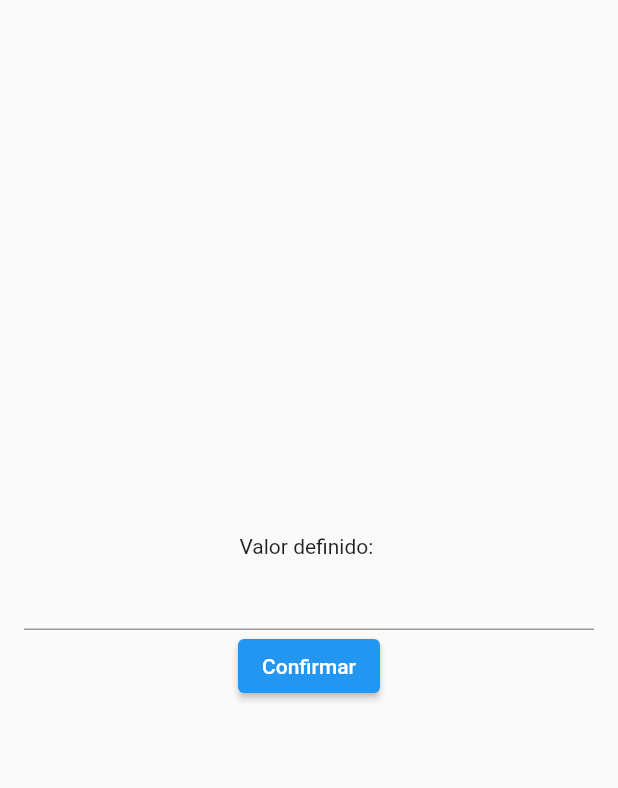
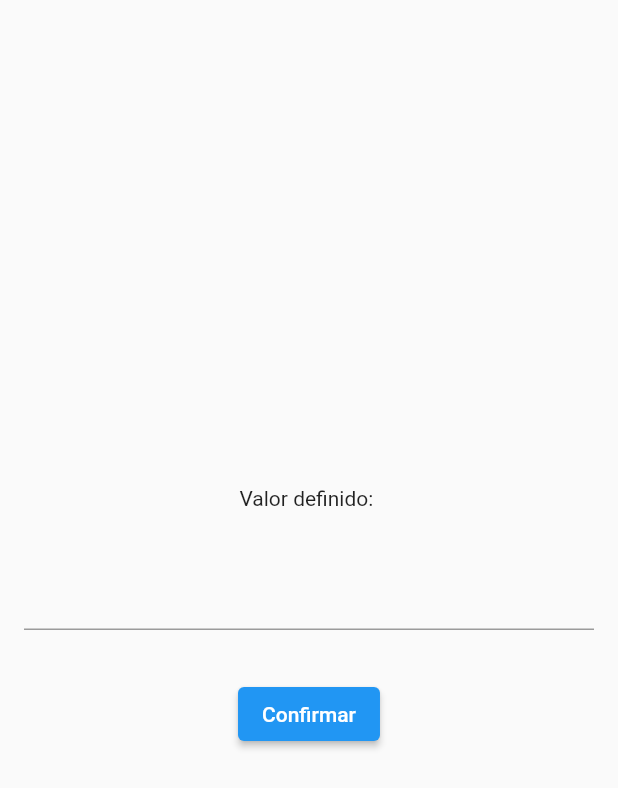
Before and after one commit to eliezerantonio/getx_example, a Flutter app: the screen it shows after launch, on a phone screen of 412 x 824 dp. Shown: the top 788 px of the screen. Run offline on Flutter 3.47's test engine with Material 2 defaults, Android fonts, the phone set to English and light mode, and no system bars; our stand-ins replace get.

Commit message:
Variaveis observaveis

```diff
--- a/lib/main.dart
+++ b/lib/main.dart
@@ -29,15 +29,19 @@ class HomePage extends StatelessWidget {
         child: Column(
           mainAxisAlignment: MainAxisAlignment.center,
           children: [
-            GetBuilder<ValueController>(
+            GetX<ValueController>(
               init: valueController,
-              builder: (ctrl) {
-                return Text('Valor definido: ${valueController.definedValue}');
+              builder: (controller) {
+                return Text('Valor definido: ${controller.definedValue.value}');
               },
             ),
-            TextField(controller: textController),
-            GetBuilder<ValueController>(
+            Padding(
+              padding: const EdgeInsets.symmetric(vertical: 32),
+              child: TextField(controller: textController),
+            ),
+            GetX<ValueController>(
               init: valueController,
+              initState: (_) {},
               builder: (controller) {
                 return ElevatedButton(
                   onPressed: () {
@@ -45,7 +49,7 @@ class HomePage extends StatelessWidget {
 
                     valueController.setValue(value);
                   },
-                  child: controller.isLoading
+                  child: controller.isLoading.value
                       ? const CupertinoActivityIndicator(
                           color: Colors.white,
                         )
--- a/lib/value_controller.dart
+++ b/lib/value_controller.dart
@@ -1,19 +1,18 @@
 import 'package:get/get.dart';
 
 class ValueController extends GetxController {
-  String definedValue = '';
+  RxString definedValue = ''.obs;
 
-  bool isLoading = false;
+  RxBool isLoading = false.obs;
 
-  Future<void> setValue(String value) async {
-    isLoading = true;
+  Future<void> setValue(String newValue) async {
+    isLoading.value = true;
 
-    update();
     await Future.delayed(const Duration(seconds: 5));
 
-    definedValue = value;
-    isLoading = false;
+    definedValue.value = newValue;
+    isLoading.value = false;
 
-    update();
+
   }
 }
```
